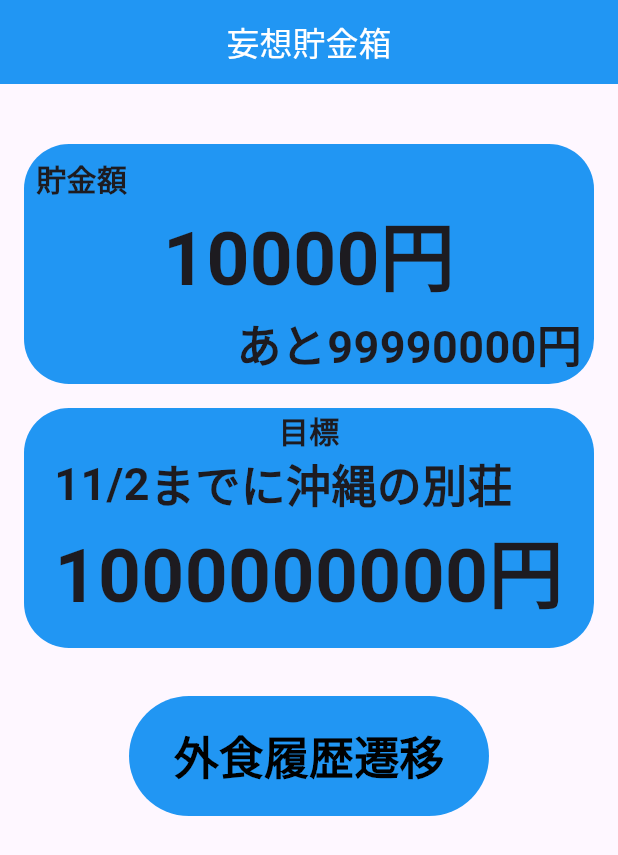
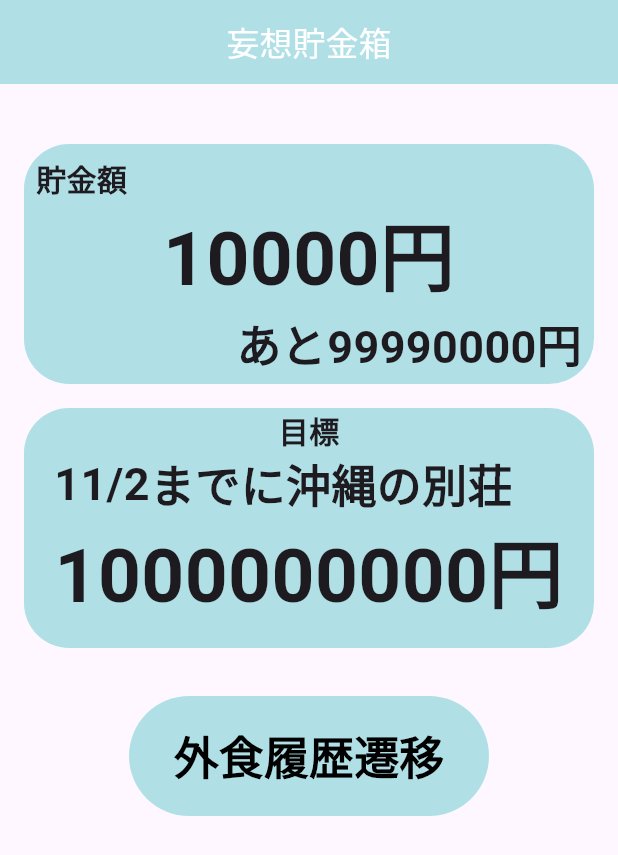
Before and after one commit to ironmax123/delusion_deposit, a Flutter app: the screen it shows after launch, on a phone screen of 412 x 824 dp. Shown: the top 855 px of the screen. Run offline on Flutter 3.47's test engine with Material 3 defaults, Android fonts, the phone set to English and light mode, and no system bars.

Commit message:
色の設定

```diff
--- a/lib/pages/home/home.dart
+++ b/lib/pages/home/home.dart
@@ -13,7 +13,7 @@ class HomePage extends StatelessWidget {
             ),
           ),
           centerTitle: true,
-          backgroundColor: Colors.blue,
+          backgroundColor: const Color.fromARGB(255, 176, 224, 230),
         ),
         body: Center(
           child: Column(
@@ -23,7 +23,7 @@ class HomePage extends StatelessWidget {
                 child: ClipRRect(
                   borderRadius: BorderRadius.circular(30),
                   child: const ColoredBox(
-                    color: Colors.blue,
+                    color: Color.fromARGB(255, 176, 224, 230),
                     child: SizedBox(
                       height: 160,
                       width: 400,
@@ -75,7 +75,7 @@ class HomePage extends StatelessWidget {
                 child: ClipRRect(
                   borderRadius: BorderRadius.circular(30),
                   child: const ColoredBox(
-                    color: Colors.blue,
+                    color: Color.fromARGB(255, 176, 224, 230),
                     child: SizedBox(
                       height: 160,
                       width: 400,
@@ -131,7 +131,7 @@ class HomePage extends StatelessWidget {
               ),
               TextButton(
                 style: TextButton.styleFrom(
-                  backgroundColor: Colors.blue,
+                  backgroundColor: const Color.fromARGB(255, 176, 224, 230),
                   foregroundColor: Colors.black,
                   fixedSize: const Size(240, 80),
                 ),
```
